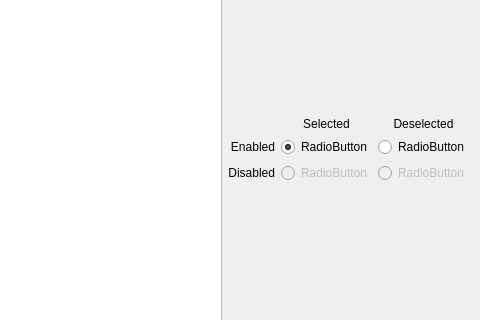
This is dev/Code/Framework/AzQtComponents/AzQtComponents/Gallery/RadioButtonPage.ui in aws/lumberyard as Qt 5 draws it before an edit; both pictures show x 770 to 1250 and y 291 to 611 of the 1250 by 716 pixel window. The edited form follows.
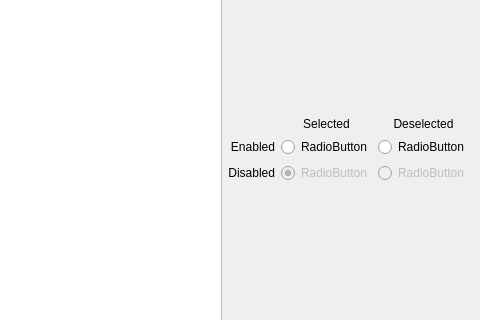
This is the edited form.

What changed in the file:
```diff
--- a/dev/Code/Framework/AzQtComponents/AzQtComponents/Gallery/RadioButtonPage.ui
+++ b/dev/Code/Framework/AzQtComponents/AzQtComponents/Gallery/RadioButtonPage.ui
@@ -115,7 +115,7 @@
           <string>RadioButton</string>
          </property>
          <property name="checked">
-          <bool>true</bool>
+          <bool>false</bool>
          </property>
         </widget>
        </item>
@@ -138,7 +138,7 @@
           <string>RadioButton</string>
          </property>
          <property name="checked">
-          <bool>false</bool>
+          <bool>true</bool>
          </property>
         </widget>
        </item>
```
